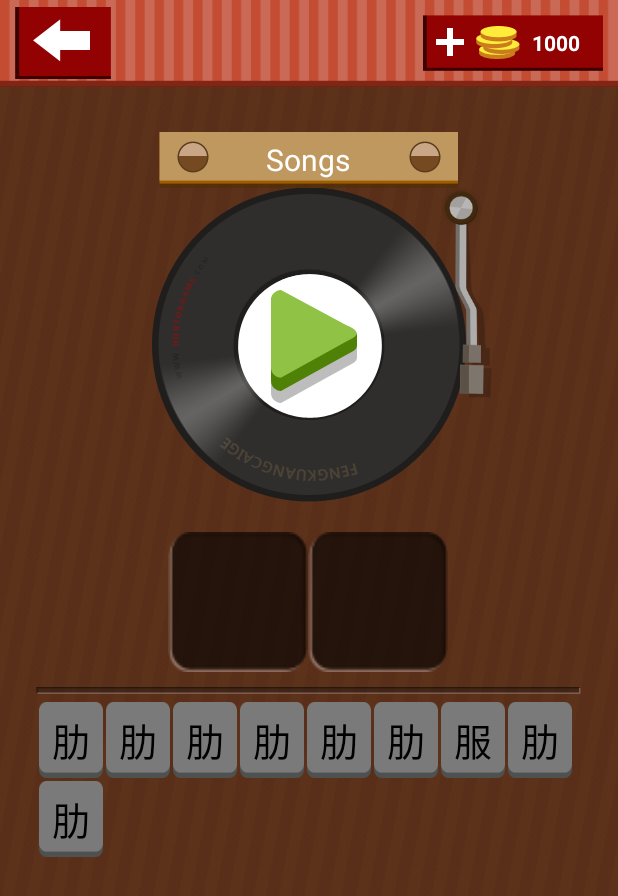
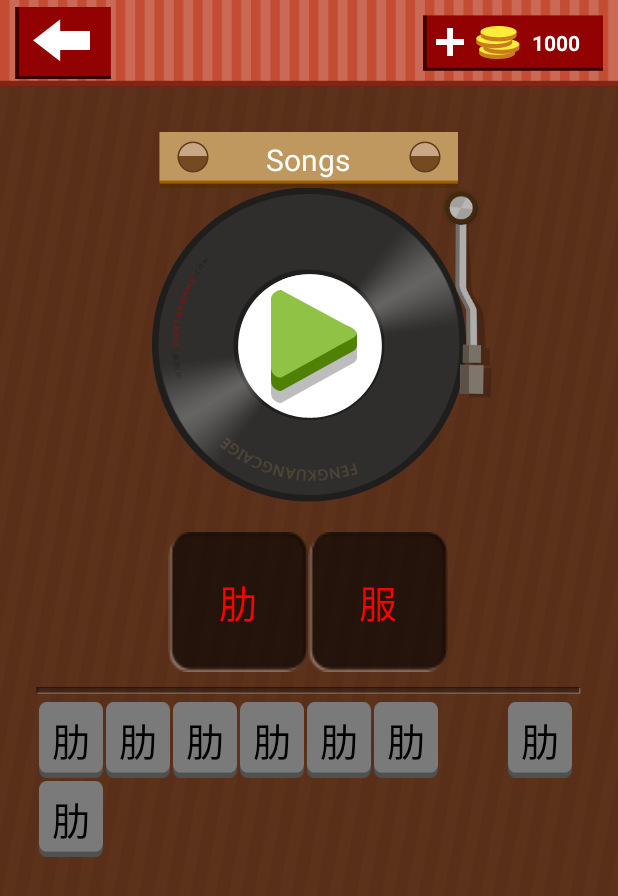
Before and after one commit to jiajie8362/chat-client, an Android app: the screen it shows after launch (MainActivity), after a tap on an icon or button, on a phone screen of 412 x 824 dp. Shown: the top 896 px of the screen. Run offline under Robolectric (Android 15) with nearby library versions, the phone set to English and light mode, and no system bars; 2 other taps on this screen came first.

Commit message:
[JJ] finish chapter 8

```diff
--- a/iMoocMusic/app/src/main/java/com/guessmusic/imooc/imoocmusic/myui/MyGridView.java
+++ b/iMoocMusic/app/src/main/java/com/guessmusic/imooc/imoocmusic/myui/MyGridView.java
@@ -22,6 +22,9 @@ import util.Util;
  * Created by jiajie on 16/3/3.
  */
 public class MyGridView extends GridView {
+    public final static String TAG = "MainActivity";
+
+
     public final static int COUNTS_WORDS = 24;
 
     private ArrayList<WordButton> mArrayList = new ArrayList<>();
--- a/iMoocMusic/app/src/main/java/com/guessmusic/imooc/imoocmusic/ui/MainActivity.java
+++ b/iMoocMusic/app/src/main/java/com/guessmusic/imooc/imoocmusic/ui/MainActivity.java
@@ -12,7 +12,6 @@ import android.widget.Button;
 import android.widget.ImageButton;
 import android.widget.ImageView;
 import android.widget.LinearLayout;
-import android.widget.Toast;
 
 import com.guessmusic.imooc.imoocmusic.R;
 import com.guessmusic.imooc.imoocmusic.data.Const;
@@ -24,10 +23,27 @@ import com.guessmusic.imooc.imoocmusic.myui.MyGridView;
 import java.io.UnsupportedEncodingException;
 import java.util.ArrayList;
 import java.util.Random;
+import java.util.Timer;
+import java.util.TimerTask;
 
 import util.Util;
 
 public class MainActivity extends AppCompatActivity implements IWordButtonClickListener {
+    public final static int STATUS_ANSWER_RIGHT = 1;
+    // 过关界面
+    private View mPassView;
+    /**
+     * 答案状态 —— 错误
+     */
+    public final static int STATUS_ANSWER_WRONG = 2;
+
+    /**
+     * 答案状态 —— 不完整
+     */
+    public final static int STATUS_ANSWER_LACK = 3;
+
+    // 闪烁次数
+    public final static int SPASH_TIMES = 6;
 
     private Animation mPanAnim;
     private LinearInterpolator mPanLin;
@@ -199,11 +215,17 @@ public class MainActivity extends AppCompatActivity implements IWordButtonClickL
         ArrayList<WordButton> data = new ArrayList<>();
         for (int i = 0; i < mCurrentSong.getNameLength(); i++) {
             View view = Util.getView(MainActivity.this, R.layout.self_ui_gridview_item);
-            WordButton holder = new WordButton();
+            final WordButton holder = new WordButton();
             holder.mViewButton = (Button) view.findViewById(R.id.item_btn);
             holder.mViewButton.setTextColor(Color.WHITE);
             holder.mViewButton.setText("");
             holder.mIsVisiable = false;
+            holder.mViewButton.setOnClickListener(new View.OnClickListener() {
+                @Override
+                public void onClick(View v) {
+                    clearTheAnswer(holder);
+                }
+            });
             holder.mViewButton.setBackgroundResource(R.drawable.game_wordblank);
             data.add(holder);
         }
@@ -212,7 +234,26 @@ public class MainActivity extends AppCompatActivity implements IWordButtonClickL
 
     @Override
     public void onWordButtonClick(WordButton wordButton) {
-        Toast.makeText(this, wordButton.mIndex + "", Toast.LENGTH_SHORT).show();
+//        Toast.makeText(this, wordButton.mIndex + "", Toast.LENGTH_SHORT).show();
+        setSelectWord(wordButton);
+
+        int checkResult = checkTheAnswer();
+
+        if (checkResult == STATUS_ANSWER_RIGHT) {
+            handlePassEvent();
+        } else if (checkResult == STATUS_ANSWER_WRONG) {
+            sparkTheWrods();
+            ;
+        } else if (checkResult == STATUS_ANSWER_LACK) {
+            for (int i = 0; i < mBtnSelectWords.size(); i++) {
+                mBtnSelectWords.get(i).mViewButton.setTextColor(Color.WHITE);
+            }
+        }
+    }
+
+    private void handlePassEvent() {
+        mPassView = (LinearLayout)this.findViewById(R.id.pass_view);
+        mPassView.setVisibility(View.VISIBLE);
     }
 
     private String[] generateWords() {
@@ -264,4 +305,72 @@ public class MainActivity extends AppCompatActivity implements IWordButtonClickL
 
         return str.charAt(0);
     }
+
+    private void clearTheAnswer(WordButton wordButton) {
+        wordButton.mViewButton.setText("");
+        wordButton.mWordString = "";
+        wordButton.mIsVisiable = false;
+        setButtonVisiable(mAllWords.get(wordButton.mIndex), View.VISIBLE);
+    }
+
+    private void setSelectWord(WordButton wordButton) {
+        for (int i = 0; i < mBtnSelectWords.size(); i++) {
+            if (mBtnSelectWords.get(i).mWordString.length() == 0) {
+                mBtnSelectWords.get(i).mViewButton.setText(wordButton.mWordString);
+                mBtnSelectWords.get(i).mIsVisiable = true;
+                mBtnSelectWords.get(i).mWordString = wordButton.mWordString;
+                mBtnSelectWords.get(i).mIndex = wordButton.mIndex;
+                setButtonVisiable(wordButton, View.INVISIBLE);
+                break;
+            }
+        }
+    }
+
+    private void setButtonVisiable(WordButton button, int visibility) {
+        button.mViewButton.setVisibility(visibility);
+        button.mIsVisiable = (visibility == View.VISIBLE) ? true : false;
+    }
+
+    private int checkTheAnswer() {
+        for (int i = 0; i < mBtnSelectWords.size(); i++) {
+            if (mBtnSelectWords.get(i).mWordString.length() == 0) {
+                return STATUS_ANSWER_LACK;
+            }
+        }
+
+        StringBuffer sb = new StringBuffer();
+        for (int i = 0; i < mBtnSelectWords.size(); i++) {
+            sb.append(mBtnSelectWords.get(i).mWordString);
+        }
+        return (sb.toString().equals(mCurrentSong.getSongName())) ?
+                STATUS_ANSWER_RIGHT : STATUS_ANSWER_WRONG;
+    }
+
+    private void sparkTheWrods() {
+        TimerTask task = new TimerTask() {
+            boolean mChange = false;
+            int mSpardTimes = 0;
+
+            @Override
+            public void run() {
+                runOnUiThread(new Runnable() {
+                    @Override
+                    public void run() {
+                        if (++mSpardTimes > SPASH_TIMES) {
+                            return;
+                        }
+
+                        for (int i = 0; i < mBtnSelectWords.size(); i++) {
+                            mBtnSelectWords.get(i).mViewButton.setTextColor(
+                                    mChange ? Color.RED : Color.WHITE
+                            );
+                        }
+                        mChange = !mChange;
+                    }
+                });
+            }
+        };
+        Timer timer = new Timer();
+        timer.schedule(task, 1, 150);
+    }
 }
--- a/iMoocMusic/app/src/main/res/layout/activity_main.xml
+++ b/iMoocMusic/app/src/main/res/layout/activity_main.xml
@@ -17,4 +17,6 @@
 
         <include layout="@layout/name_select" />
     </LinearLayout>
+    <!-- 答案正确界面 -->
+    <include layout="@layout/answer_right" />
 </FrameLayout>
```
Also changed, not shown: iMoocMusic/app/src/main/java/util/MyLog.java (added, +34 -0 lines), iMoocMusic/app/src/main/res/layout/answer_right.xml (added, +10 -0 lines).
